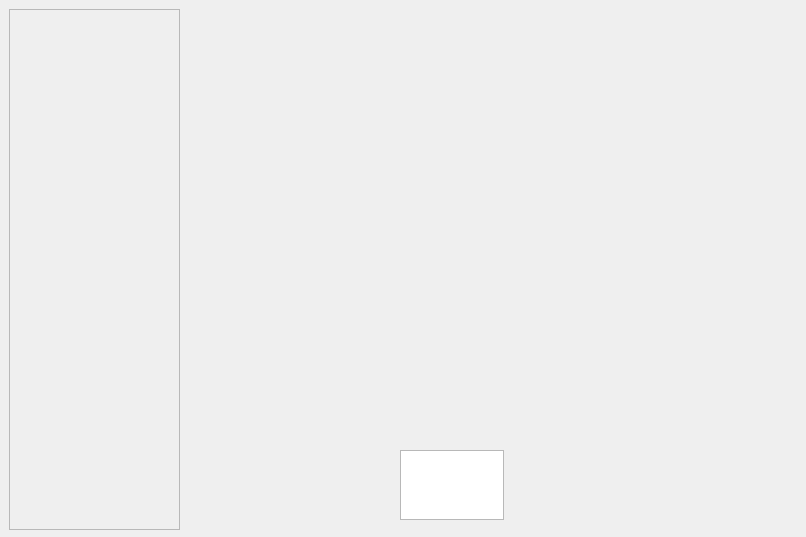
The window that QT/Hive.ui (EdisonDevS/Pruebas_WebScraping) describes before a commit, drawn with Qt 5.
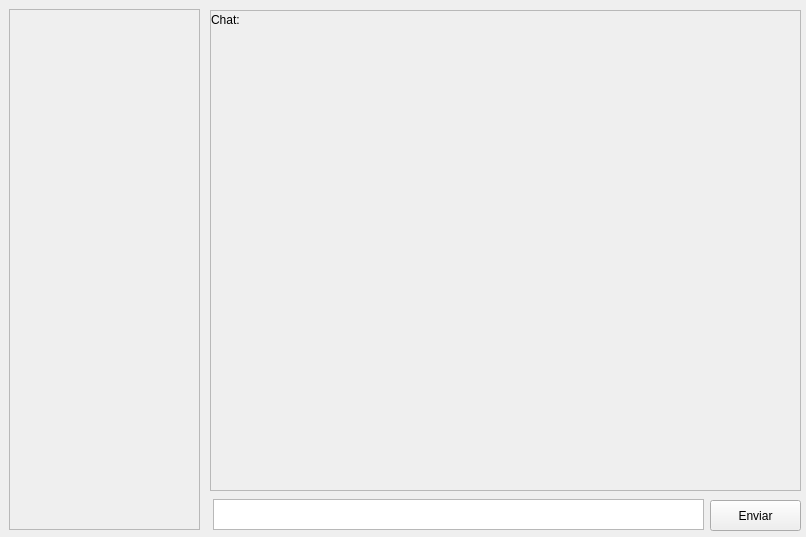
The same window after the commit.

Commit message: una ui medio funcional

```diff
--- a/QT/Hive.ui
+++ b/QT/Hive.ui
@@ -18,7 +18,7 @@
     <rect>
      <x>9</x>
      <y>9</y>
-     <width>171</width>
+     <width>191</width>
      <height>521</height>
     </rect>
    </property>
@@ -30,22 +30,82 @@
      <rect>
       <x>0</x>
       <y>0</y>
-      <width>169</width>
+      <width>189</width>
       <height>519</height>
      </rect>
     </property>
+    <widget class="QWidget" name="verticalLayoutWidget">
+     <property name="geometry">
+      <rect>
+       <x>10</x>
+       <y>0</y>
+       <width>171</width>
+       <height>511</height>
+      </rect>
+     </property>
+     <layout class="QVBoxLayout" name="layCont"/>
+    </widget>
    </widget>
   </widget>
   <widget class="QTextEdit" name="textEdit">
    <property name="geometry">
     <rect>
-     <x>400</x>
-     <y>450</y>
-     <width>104</width>
-     <height>70</height>
+     <x>213</x>
+     <y>499</y>
+     <width>491</width>
+     <height>31</height>
     </rect>
    </property>
   </widget>
+  <widget class="QPushButton" name="btnEnviar">
+   <property name="geometry">
+    <rect>
+     <x>710</x>
+     <y>500</y>
+     <width>91</width>
+     <height>31</height>
+    </rect>
+   </property>
+   <property name="text">
+    <string>Enviar</string>
+   </property>
+  </widget>
+  <widget class="QScrollArea" name="scrollArea_2">
+   <property name="geometry">
+    <rect>
+     <x>210</x>
+     <y>10</y>
+     <width>591</width>
+     <height>481</height>
+    </rect>
+   </property>
+   <property name="widgetResizable">
+    <bool>true</bool>
+   </property>
+   <widget class="QWidget" name="scrollAreaWidgetContents_2">
+    <property name="geometry">
+     <rect>
+      <x>0</x>
+      <y>0</y>
+      <width>589</width>
+      <height>479</height>
+     </rect>
+    </property>
+    <widget class="QLabel" name="lblChat">
+     <property name="geometry">
+      <rect>
+       <x>0</x>
+       <y>0</y>
+       <width>401</width>
+       <height>17</height>
+      </rect>
+     </property>
+     <property name="text">
+      <string>Chat: </string>
+     </property>
+    </widget>
+   </widget>
+  </widget>
  </widget>
  <resources/>
  <connections/>
```
Left out of the diff: 2 changed lines with no effect on the pictures. The commit also changes 3 other files.
